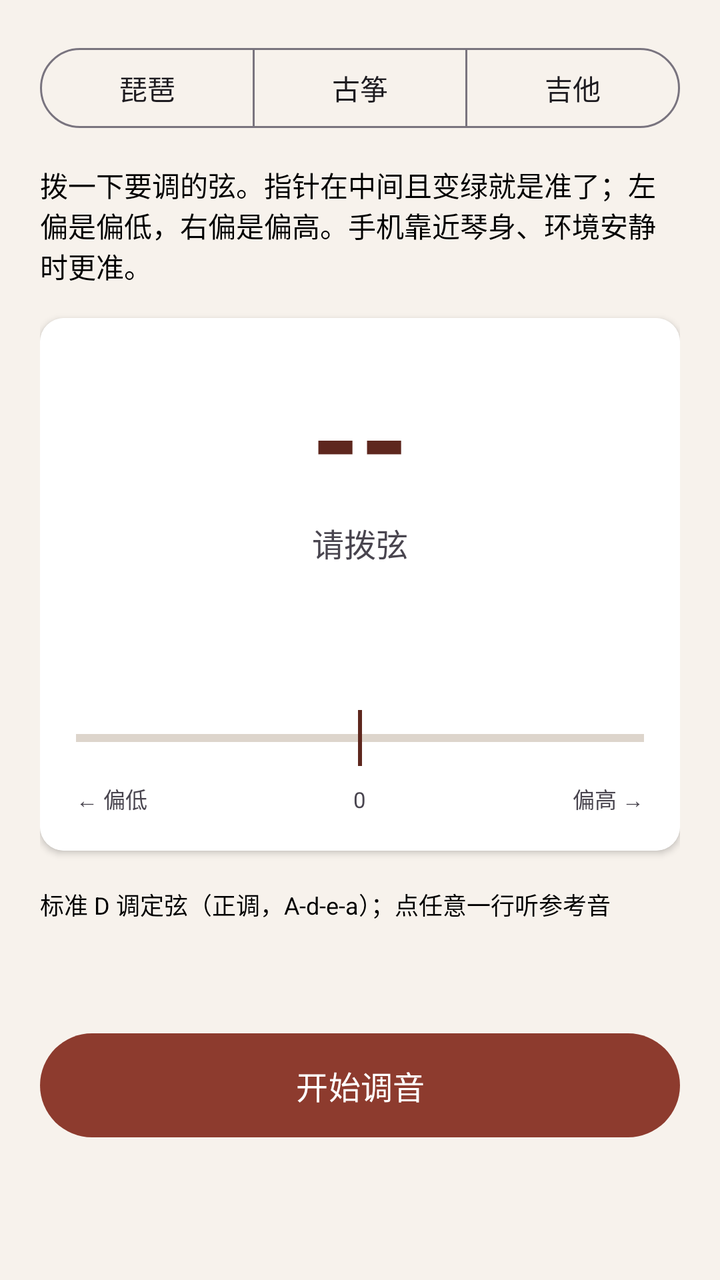
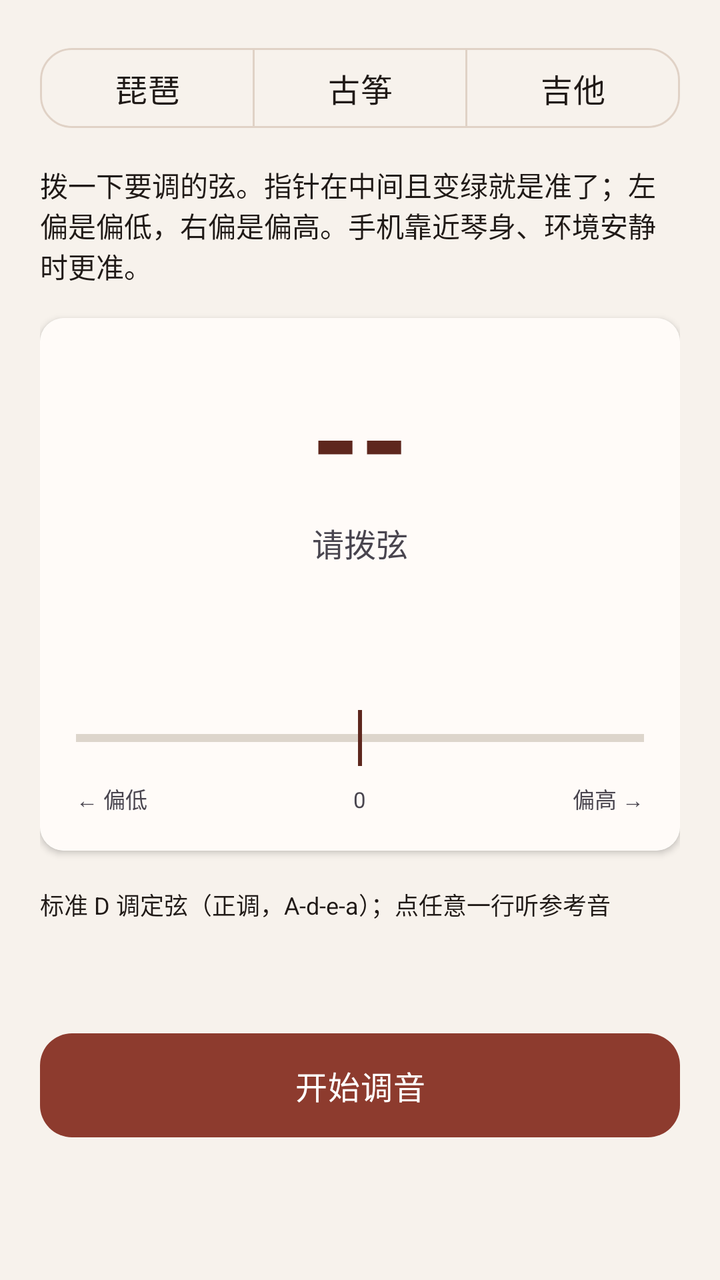

The first picture is an Android layout as it rendered before a commit; the second is the same layout after the commit. The layout source and the unified diff follow.
<!-- AndroidManifest.xml: application theme Theme.PipaTrainer -->
<!-- res/layout/activity_tuner.xml -->
<?xml version="1.0" encoding="utf-8"?>
<ScrollView xmlns:android="http://schemas.android.com/apk/res/android"
    xmlns:app="http://schemas.android.com/apk/res-auto"
    android:layout_width="match_parent"
    android:layout_height="match_parent"
    android:background="@color/bg">

    <LinearLayout
        android:layout_width="match_parent"
        android:layout_height="wrap_content"
        android:orientation="vertical"
        android:padding="20dp">

        <com.google.android.material.button.MaterialButtonToggleGroup
            android:id="@+id/instrumentGroup"
            android:layout_width="match_parent"
            android:layout_height="wrap_content"
            android:layout_marginBottom="14dp"
            app:selectionRequired="true"
            app:singleSelection="true">

            <com.google.android.material.button.MaterialButton
                android:id="@+id/btnPipa"
                style="@style/Widget.Material3.Button.OutlinedButton"
                android:layout_width="0dp"
                android:layout_height="wrap_content"
                android:layout_weight="1"
                android:text="@string/instrument_pipa" />

            <com.google.android.material.button.MaterialButton
                android:id="@+id/btnGuzheng"
                style="@style/Widget.Material3.Button.OutlinedButton"
                android:layout_width="0dp"
                android:layout_height="wrap_content"
                android:layout_weight="1"
                android:text="@string/instrument_guzheng" />

            <com.google.android.material.button.MaterialButton
                android:id="@+id/btnGuitar"
                style="@style/Widget.Material3.Button.OutlinedButton"
                android:layout_width="0dp"
                android:layout_height="wrap_content"
                android:layout_weight="1"
                android:text="@string/instrument_guitar" />
        </com.google.android.material.button.MaterialButtonToggleGroup>

        <TextView
            android:layout_width="match_parent"
            android:layout_height="wrap_content"
            android:text="@string/tuner_hint"
            android:textSize="14sp"
            android:textColor="@color/black" />

        
        <androidx.cardview.widget.CardView
            android:layout_width="match_parent"
            android:layout_height="wrap_content"
            android:layout_marginTop="16dp"
            app:cardCornerRadius="12dp"
            app:cardElevation="2dp">

            <LinearLayout
                android:layout_width="match_parent"
                android:layout_height="wrap_content"
                android:orientation="vertical"
                android:gravity="center_horizontal"
                android:background="@color/white"
                android:padding="18dp">

                <TextView
                    android:id="@+id/noteName"
                    android:layout_width="wrap_content"
                    android:layout_height="wrap_content"
                    android:text="--"
                    android:textSize="62sp"
                    android:textStyle="bold"
                    android:textColor="@color/pipa_primary_dark" />

                <TextView
                    android:id="@+id/noteFreq"
                    android:layout_width="wrap_content"
                    android:layout_height="wrap_content"
                    android:text="@string/tuner_ready"
                    android:textSize="16sp" />

                <TextView
                    android:id="@+id/centsText"
                    android:layout_width="wrap_content"
                    android:layout_height="wrap_content"
                    android:layout_marginTop="6dp"
                    android:textSize="18sp"
                    android:textStyle="bold" />

                <TextView
                    android:id="@+id/stringHint"
                    android:layout_width="wrap_content"
                    android:layout_height="wrap_content"
                    android:layout_marginTop="2dp"
                    android:textSize="13sp"
                    android:textColor="@color/black" />

                <FrameLayout
                    android:id="@+id/centsBar"
                    android:layout_width="match_parent"
                    android:layout_height="44dp"
                    android:layout_marginTop="14dp">

                    <View
                        android:layout_width="match_parent"
                        android:layout_height="4dp"
                        android:layout_gravity="center_vertical"
                        android:background="#FFDDD5CC" />

                    <View
                        android:layout_width="2dp"
                        android:layout_height="28dp"
                        android:layout_gravity="center"
                        android:background="@color/pipa_primary_dark" />

                    <View
                        android:id="@+id/centsDot"
                        android:layout_width="10dp"
                        android:layout_height="40dp"
                        android:layout_gravity="center" />
                </FrameLayout>

                <LinearLayout
                    android:layout_width="match_parent"
                    android:layout_height="wrap_content"
                    android:orientation="horizontal">
                    <TextView
                        android:layout_width="0dp" android:layout_height="wrap_content"
                        android:layout_weight="1" android:text="@string/tuner_flat"
                        android:textSize="11sp" />
                    <TextView
                        android:layout_width="wrap_content" android:layout_height="wrap_content"
                        android:text="@string/tuner_center" android:textSize="11sp" />
                    <TextView
                        android:layout_width="0dp" android:layout_height="wrap_content"
                        android:layout_weight="1" android:gravity="end"
                        android:text="@string/tuner_sharp" android:textSize="11sp" />
                </LinearLayout>
            </LinearLayout>
        </androidx.cardview.widget.CardView>

        <TextView
            android:id="@+id/stringsHint"
            android:layout_width="match_parent"
            android:layout_height="wrap_content"
            android:layout_marginTop="18dp"
            android:text="@string/tuner_strings_hint"
            android:textSize="12sp"
            android:textColor="@color/black" />

        <LinearLayout
            android:id="@+id/stringList"
            android:layout_width="match_parent"
            android:layout_height="wrap_content"
            android:orientation="vertical"
            android:layout_marginTop="6dp" />

        <TextView
            android:id="@+id/tunerStatus"
            android:layout_width="match_parent"
            android:layout_height="wrap_content"
            android:layout_marginTop="12dp"
            android:gravity="center"
            android:textSize="13sp"
            android:textColor="@color/pipa_primary_dark" />

        <com.google.android.material.button.MaterialButton
            android:id="@+id/btnTunerToggle"
            android:layout_width="match_parent"
            android:layout_height="60dp"
            android:layout_marginTop="16dp"
            android:text="@string/btn_tuner_start"
            android:textSize="16sp" />
    </LinearLayout>
</ScrollView>
<!-- resources referenced by this layout -->
<resources>
  <color name="bg">#FFF7F2EC</color>
  <color name="black">#FF000000</color>
  <color name="pipa_primary_dark">#FF5E271E</color>
  <color name="white">#FFFFFFFF</color>
  <string name="btn_tuner_start">开始调音</string>
  <string name="instrument_guitar">吉他</string>
  <string name="instrument_guzheng">古筝</string>
  <string name="instrument_pipa">琵琶</string>
  <string name="tuner_center">0</string>
  <string name="tuner_flat">← 偏低</string>
  <string name="tuner_hint">拨一下要调的弦。指针在中间且变绿就是准了；左偏是偏低，右偏是偏高。手机靠近琴身、环境安静时更准。</string>
  <string name="tuner_ready">请拨弦</string>
  <string name="tuner_sharp">偏高 →</string>
  <string name="tuner_strings_hint">标准 D 调定弦（正调，A-d-e-a）；点任意一行听参考音</string>
  <style name="Theme.PipaTrainer" parent="Theme.Material3.DayNight.NoActionBar">
          <item name="colorPrimary">@color/pipa_primary</item>
          <item name="colorOnPrimary">@color/white</item>
          <item name="android:statusBarColor">@color/pipa_primary_dark</item>
      </style>
  <color name="pipa_primary">#FF8D3B2E</color>
</resources>

<!-- the commit's change to res/layout/activity_tuner.xml (unified diff, before → after) -->
@@ -64,7 +64,7 @@
                 android:layout_height="wrap_content"
                 android:orientation="vertical"
                 android:gravity="center_horizontal"
-                android:background="@color/white"
+                android:background="@color/surface"
                 android:padding="18dp">
 
                 <TextView
<!-- resource entries referenced after the edit -->
@@ -1,9 +1,35 @@
 <!-- resources referenced by this layout -->
 <resources>
   <color name="bg">#FFF7F2EC</color>
-  <color name="black">#FF000000</color>
+  <color name="black">#FF201A17</color>
   <color name="pipa_primary_dark">#FF5E271E</color>
+  <color name="surface">#FFFFFBF8</color>
   <color name="white">#FFFFFFFF</color>
+  <color name="primary_container">#FFF4DED4</color>
+  <color name="on_primary_container">#FF3A1710</color>
+  <color name="pipa_accent">#FFD98C5F</color>
+  <color name="accent_container">#FFF7E4D4</color>
+  <color name="surface_variant">#FFF1E6DC</color>
+  <color name="text_primary">#FF201A17</color>
+  <color name="text_secondary">#FF7A6A60</color>
+  <color name="outline">#FFE0D2C6</color>
+  <style name="App.Button" parent="Widget.Material3.Button">
+          <item name="shapeAppearanceOverlay">@style/App.Shape.Button</item>
+          <item name="android:letterSpacing">0.02</item>
+          <item name="android:textSize">16sp</item>
+          <item name="android:paddingTop">6dp</item>
+          <item name="android:paddingBottom">6dp</item>
+      </style>
+  <style name="App.Card" parent="Widget.Material3.CardView.Elevated">
+          <item name="cardCornerRadius">18dp</item>
+          <item name="cardElevation">1dp</item>
+          <item name="cardBackgroundColor">@color/surface</item>
+          <item name="contentPadding">0dp</item>
+      </style>
+  <style name="App.Shape.Button" parent="">
+          <item name="cornerFamily">rounded</item>
+          <item name="cornerSize">16dp</item>
+      </style>
   <string name="btn_tuner_start">开始调音</string>
   <string name="instrument_guitar">吉他</string>
   <string name="instrument_guzheng">古筝</string>
@@ -15,9 +41,34 @@
   <string name="tuner_sharp">偏高 →</string>
   <string name="tuner_strings_hint">标准 D 调定弦（正调，A-d-e-a）；点任意一行听参考音</string>
   <style name="Theme.PipaTrainer" parent="Theme.Material3.DayNight.NoActionBar">
+          
           <item name="colorPrimary">@color/pipa_primary</item>
           <item name="colorOnPrimary">@color/white</item>
+          <item name="colorPrimaryContainer">@color/primary_container</item>
+          <item name="colorOnPrimaryContainer">@color/on_primary_container</item>
+  
+          
+          <item name="colorSecondary">@color/pipa_accent</item>
+          <item name="colorOnSecondary">@color/white</item>
+          <item name="colorSecondaryContainer">@color/accent_container</item>
+          <item name="colorOnSecondaryContainer">@color/on_primary_container</item>
+  
+          
+          <item name="android:colorBackground">@color/bg</item>
+          <item name="colorSurface">@color/surface</item>
+          <item name="colorSurfaceVariant">@color/surface_variant</item>
+          <item name="colorOnSurface">@color/text_primary</item>
+          <item name="colorOnSurfaceVariant">@color/text_secondary</item>
+          <item name="colorOutline">@color/outline</item>
+  
+          
           <item name="android:statusBarColor">@color/pipa_primary_dark</item>
+          <item name="android:navigationBarColor">@color/bg</item>
+          <item name="android:windowLightNavigationBar" tools:targetApi="o_mr1">true</item>
+  
+          
+          <item name="materialButtonStyle">@style/App.Button</item>
+          <item name="materialCardViewStyle">@style/App.Card</item>
       </style>
   <color name="pipa_primary">#FF8D3B2E</color>
 </resources>
